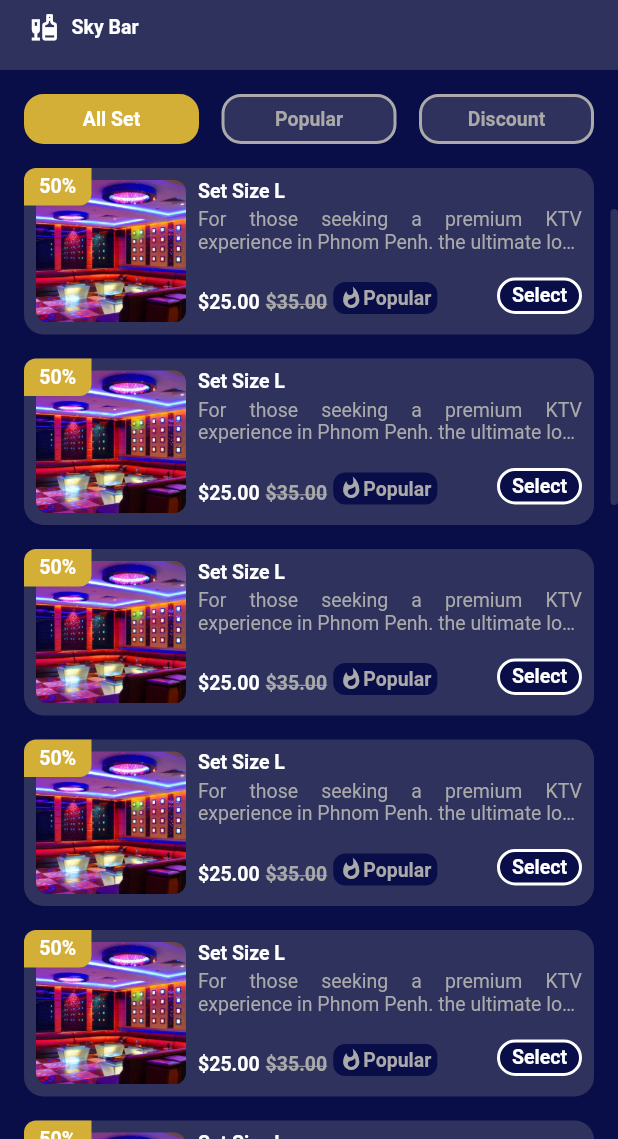
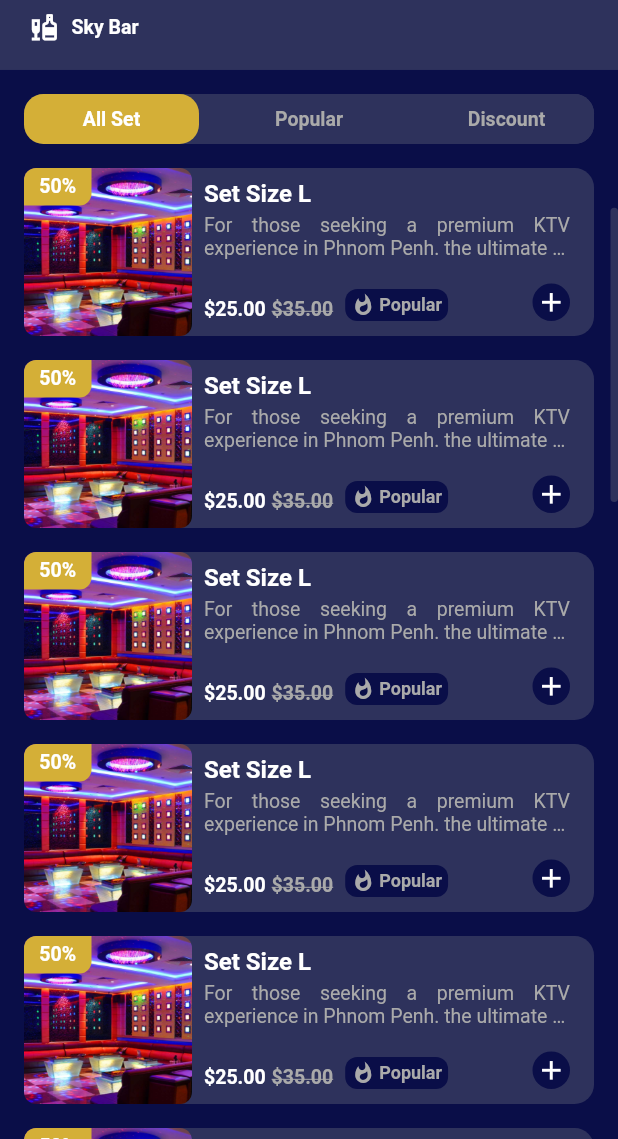
Before and after one commit to OeungChheanghok123/ktv_app, a Flutter app: the DetailScreen screen opened directly, scrolled down 576 dp, on a phone screen of 412 x 824 dp, the part 97-1236 px from its top. Run offline on Flutter 3.47's test engine with Material 2 defaults, Android fonts, the phone set to English and light mode, and no system bars; our stand-ins replace carousel_slider, flutter_rating_bar, flutter_svg, get, qr_flutter, skeletons; missing offline and left inert: flutter_share.

Commit message:
15Feb2023

```diff
--- a/lib/screens/detail/detail_screen.dart
+++ b/lib/screens/detail/detail_screen.dart
@@ -294,9 +294,12 @@ class DetailScreen extends StatelessWidget {
         horizontal: defaultPaddin,
         vertical: defaultPaddin / 2,
       ),
-      color: bgColor,
+      decoration: BoxDecoration(
+        color: secondColor,
+        borderRadius: BorderRadius.circular(13),
+      ),
       child: GridView.count(
-        crossAxisCount: 3,
+        crossAxisCount: menuText.length,
         shrinkWrap: true,
         padding: const EdgeInsets.all(0),
         physics: const BouncingScrollPhysics(),
@@ -317,9 +320,7 @@ class DetailScreen extends StatelessWidget {
                     borderRadius: BorderRadius.circular(13),
                     border: Border.all(
                       width: 2,
-                      color: index == viewModel.menuIndex.value
-                          ? primaryColor
-                          : secondGraydColor,
+                      color: noneColor,
                     ),
                   ),
                   child: Center(
@@ -391,16 +392,14 @@ class DetailScreen extends StatelessWidget {
       ),
       child: Stack(
         children: [
-          Container(
-            margin: const EdgeInsets.all(defaultPaddin / 2),
-            child: Row(
+          Row(
             crossAxisAlignment: CrossAxisAlignment.start,
             children: [
               Expanded(
                 flex: 0,
                 child: Container(
-                    width: 100,
-                    height: 95,
+                  width: 112,
+                  height: 112,
                   decoration: BoxDecoration(
                     borderRadius: BorderRadius.circular(8),
                     image: const DecorationImage(
@@ -412,13 +411,16 @@ class DetailScreen extends StatelessWidget {
               ),
               Expanded(
                 child: Container(
-                    margin: const EdgeInsets.only(left: defaultPaddin / 2),
+                  margin: const EdgeInsets.all(defaultPaddin / 2),
+                  padding: const EdgeInsets.only(right: defaultPaddin / 2),
                   child: Column(
                     crossAxisAlignment: CrossAxisAlignment.start,
                     children: [
                       Text(
                         'Set Size L',
-                          style: AppTextStyle.headline2,
+                        style: AppTextStyle.headline2.copyWith(
+                          fontSize: 16,
+                        ),
                       ),
                       const SizedBox(height: defaultPaddin / 4),
                       Text(
@@ -454,7 +456,7 @@ class DetailScreen extends StatelessWidget {
                               ],
                             ),
                           ),
-                            const SizedBox(width: defaultPaddin / 4),
+                          const SizedBox(width: defaultPaddin / 2),
                           Container(
                             padding: const EdgeInsets.symmetric(
                               horizontal: defaultPaddin / 4,
@@ -465,18 +467,20 @@ class DetailScreen extends StatelessWidget {
                               borderRadius: BorderRadius.circular(8),
                             ),
                             child: Row(
-                                crossAxisAlignment: CrossAxisAlignment.end,
-                                mainAxisAlignment: MainAxisAlignment.end,
+                              crossAxisAlignment: CrossAxisAlignment.center,
+                              mainAxisAlignment: MainAxisAlignment.center,
                               children: [
                                 const Icon(
                                   Icons.whatshot,
                                   size: 16,
                                   color: secondGraydColor,
                                 ),
+                                const SizedBox(width: defaultPaddin / 6),
                                 Text(
                                   'Popular',
                                   style: AppTextStyle.headline2.copyWith(
                                     color: secondGraydColor,
+                                    fontSize: 12,
                                   ),
                                 ),
                               ],
@@ -484,22 +488,19 @@ class DetailScreen extends StatelessWidget {
                           ),
                           const Spacer(),
                           Container(
-                              padding: const EdgeInsets.symmetric(
-                                vertical: defaultPaddin / 6,
-                                horizontal: defaultPaddin / 2,
-                              ),
                             decoration: BoxDecoration(
                               color: bgColor,
                               border: Border.all(
                                 width: 2,
+                                color: bgColor,
+                              ),
+                              shape: BoxShape.circle,
+                            ),
+                            child: const Center(
+                              child: Icon(
+                                Icons.add,
                                 color: whiteColor,
-                                ),
-                                borderRadius: BorderRadius.circular(13),
-                              ),
-                              child: Center(
-                                child: Text(
-                                  "Select",
-                                  style: AppTextStyle.headline2,
+                                size: 21,
                               ),
                             ),
                           ),
@@ -510,7 +511,6 @@ class DetailScreen extends StatelessWidget {
                 ),
               ),
             ],
-            ),
           ),
           Positioned(
             top: 0,
```
Also changed, not shown: 3 other files. Lines whose indentation alone changed are shown as unchanged.
